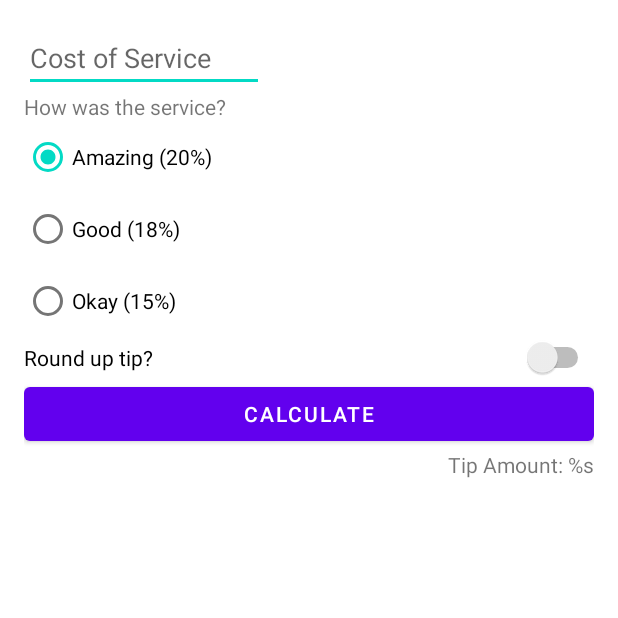
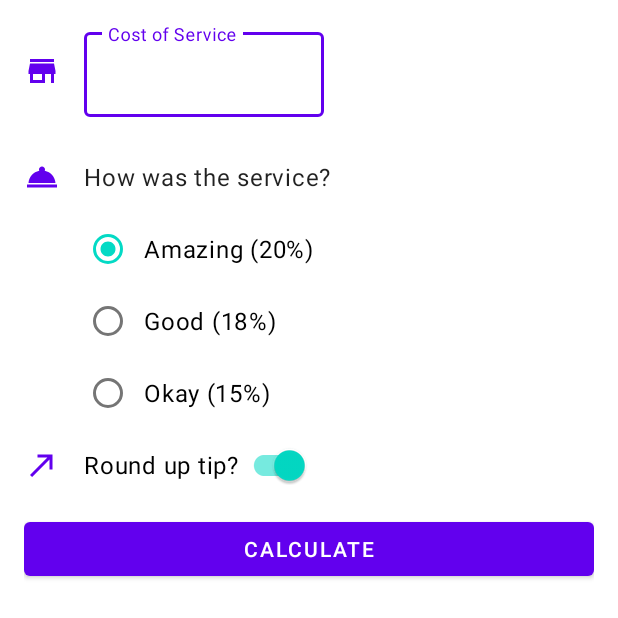
Before and after one commit to Dem1se/AndroidPlayground, an Android app: the layout activity_main.xml on its own in the app's theme, with its tools: preview values and no code run, on a phone screen of 412 x 824 dp. Shown: the top 618 px of the screen. Run offline under Robolectric (Android 15) with nearby library versions, the phone set to English and light mode, and no system bars.

Commit message:
Style Tips Calculator app to Material

```diff
--- a/TipsCalculator/app/src/main/java/com/dem1se/tipscalculator/MainActivity.kt
+++ b/TipsCalculator/app/src/main/java/com/dem1se/tipscalculator/MainActivity.kt
@@ -1,7 +1,11 @@
 package com.dem1se.tipscalculator
 
+import android.content.Context
 import androidx.appcompat.app.AppCompatActivity
 import android.os.Bundle
+import android.view.KeyEvent
+import android.view.View
+import android.view.inputmethod.InputMethodManager
 import com.dem1se.tipscalculator.databinding.ActivityMainBinding
 import java.text.NumberFormat
 import kotlin.math.ceil
@@ -14,12 +18,12 @@ class MainActivity : AppCompatActivity() {
         binding = ActivityMainBinding.inflate(layoutInflater)
         setContentView(binding.root)
 
-        binding.calculateButton.setOnClickListener{ calculateTip() }
-
+        binding.calculateButton.setOnClickListener { calculateTip() }
+        binding.costOfServiceText.setOnKeyListener { view, keyCode, _ -> handleKeyEvent(view, keyCode) }
     }
 
     private fun calculateTip() {
-        val cost = binding.costOfService.text.toString().toDoubleOrNull()
+        val cost = binding.costOfServiceText.text.toString().toDoubleOrNull()
         if (cost == null) {
             binding.tipAmount.text = ""
             return
@@ -37,4 +41,16 @@ class MainActivity : AppCompatActivity() {
         val formattedTip = NumberFormat.getCurrencyInstance().format(tip)
         binding.tipAmount.text = getString(R.string.tip_amount, formattedTip)
     }
+
+    private fun handleKeyEvent(view: View, keyCode: Int): Boolean {
+        if (keyCode == KeyEvent.KEYCODE_ENTER) {
+            // Hide the keyboard
+            val inputMethodManager =
+                getSystemService(Context.INPUT_METHOD_SERVICE) as InputMethodManager
+            inputMethodManager.hideSoftInputFromWindow(view.windowToken, 0)
+            return true
+        }
+        return false
+    }
+
 }
--- a/TipsCalculator/app/src/main/res/drawable-anydpi-v26/ic_launcher_foreground.xml
+++ b/TipsCalculator/app/src/main/res/drawable-anydpi-v26/ic_launcher_foreground.xml
@@ -1,4 +1,4 @@
-tor xmlns:android="http://schemas.android.com/apk/res/android"
+<vector xmlns:android="http://schemas.android.com/apk/res/android"
     android:width="108dp"
     android:height="108dp"
     android:viewportWidth="108"
--- /dev/null
+++ b/TipsCalculator/app/src/main/res/drawable/ic_round_up.xml
@@ -0,0 +1,11 @@
+<vector xmlns:android="http://schemas.android.com/apk/res/android"
+    android:width="24dp"
+    android:height="24dp"
+    android:autoMirrored="true"
+    android:tint="?attr/colorPrimary"
+    android:viewportWidth="24"
+    android:viewportHeight="24">
+    <path
+        android:fillColor="@android:color/white"
+        android:pathData="M9,5v2h6.59L4,18.59 5.41,20 17,8.41V15h2V5z" />
+</vector>
--- /dev/null
+++ b/TipsCalculator/app/src/main/res/drawable/ic_service.xml
@@ -0,0 +1,10 @@
+<vector xmlns:android="http://schemas.android.com/apk/res/android"
+    android:width="24dp"
+    android:height="24dp"
+    android:tint="?attr/colorPrimary"
+    android:viewportWidth="24"
+    android:viewportHeight="24">
+    <path
+        android:fillColor="@android:color/white"
+        android:pathData="M2,17h20v2L2,19zM13.84,7.79c0.1,-0.24 0.16,-0.51 0.16,-0.79 0,-1.1 -0.9,-2 -2,-2s-2,0.9 -2,2c0,0.28 0.06,0.55 0.16,0.79C6.25,8.6 3.27,11.93 3,16h18c-0.27,-4.07 -3.25,-7.4 -7.16,-8.21z" />
+</vector>
--- /dev/null
+++ b/TipsCalculator/app/src/main/res/drawable/ic_store.xml
@@ -0,0 +1,10 @@
+<vector xmlns:android="http://schemas.android.com/apk/res/android"
+    android:width="24dp"
+    android:height="24dp"
+    android:tint="?attr/colorPrimary"
+    android:viewportWidth="24"
+    android:viewportHeight="24">
+    <path
+        android:fillColor="@android:color/white"
+        android:pathData="M20,4L4,4v2h16L20,4zM21,14v-2l-1,-5L4,7l-1,5v2h1v6h10v-6h4v6h2v-6h1zM12,18L6,18v-4h6v4z" />
+</vector>
--- a/TipsCalculator/app/src/main/res/layout/activity_main.xml
+++ b/TipsCalculator/app/src/main/res/layout/activity_main.xml
@@ -1,36 +1,71 @@
 <?xml version="1.0" encoding="utf-8"?>
-<androidx.constraintlayout.widget.ConstraintLayout xmlns:android="http://schemas.android.com/apk/res/android"
+<ScrollView xmlns:android="http://schemas.android.com/apk/res/android"
     xmlns:app="http://schemas.android.com/apk/res-auto"
     xmlns:tools="http://schemas.android.com/tools"
     android:layout_width="match_parent"
-    android:layout_height="match_parent"
+    android:layout_height="match_parent">
+
+    <androidx.constraintlayout.widget.ConstraintLayout
+        android:layout_width="match_parent"
+        android:layout_height="wrap_content"
         android:padding="16dp"
         tools:context=".MainActivity">
 
-    <EditText
+        <ImageView
+            android:id="@+id/icon_cost_of_service"
+            android:layout_width="wrap_content"
+            android:layout_height="wrap_content"
+            android:importantForAccessibility="no"
+            app:layout_constraintBottom_toBottomOf="@id/cost_of_service"
+            app:layout_constraintStart_toStartOf="parent"
+            app:layout_constraintTop_toTopOf="@id/cost_of_service"
+            app:srcCompat="@drawable/ic_store" />
+
+        <com.google.android.material.textfield.TextInputLayout
             android:id="@+id/cost_of_service"
             android:layout_width="160dp"
             android:layout_height="wrap_content"
+            android:layout_marginStart="16dp"
             android:hint="@string/cost_of_service_hint"
-        android:inputType="numberDecimal"
+            android:importantForAccessibility="no"
+            app:layout_constraintStart_toEndOf="@id/icon_cost_of_service"
+            app:layout_constraintTop_toTopOf="parent">
+
+            <com.google.android.material.textfield.TextInputEditText
+                android:id="@+id/cost_of_service_text"
+                android:layout_width="match_parent"
+                android:layout_height="wrap_content"
+                android:inputType="numberDecimal" />
+
+        </com.google.android.material.textfield.TextInputLayout>
+
+        <ImageView
+            android:id="@+id/icon_service_question"
+            android:layout_width="wrap_content"
+            android:layout_height="wrap_content"
+            app:layout_constraintBottom_toBottomOf="@id/service_question"
             app:layout_constraintStart_toStartOf="parent"
-        app:layout_constraintTop_toTopOf="parent" />
+            app:layout_constraintTop_toTopOf="@id/service_question"
+            app:srcCompat="@drawable/ic_service" />
 
         <TextView
             android:id="@+id/service_question"
+            style="@style/Widget.TipCalculator.TextView"
             android:layout_width="wrap_content"
             android:layout_height="wrap_content"
+            android:layout_marginStart="16dp"
+            android:layout_marginTop="16dp"
             android:text="@string/service_question"
-        app:layout_constraintStart_toStartOf="parent"
+            app:layout_constraintStart_toEndOf="@id/icon_service_question"
             app:layout_constraintTop_toBottomOf="@id/cost_of_service" />
 
         <RadioGroup
             android:id="@+id/tip_options"
-        android:layout_width="match_parent"
+            android:layout_width="wrap_content"
             android:layout_height="wrap_content"
             android:checkedButton="@id/option_amazing"
             android:orientation="vertical"
-        app:layout_constraintStart_toStartOf="parent"
+            app:layout_constraintStart_toStartOf="@id/service_question"
             app:layout_constraintTop_toBottomOf="@id/service_question">
 
             <RadioButton
@@ -52,29 +87,46 @@
                 android:text="@string/option_okay" />
         </RadioGroup>
 
-    <Switch
+        <ImageView
+            android:id="@+id/icon_round_up"
+            android:layout_width="wrap_content"
+            android:layout_height="wrap_content"
+            app:layout_constraintBottom_toBottomOf="@id/rounding_switch"
+            app:layout_constraintStart_toStartOf="parent"
+            app:layout_constraintTop_toBottomOf="@id/tip_options"
+            app:layout_constraintTop_toTopOf="@id/rounding_switch"
+            app:srcCompat="@drawable/ic_round_up" />
+
+        <com.google.android.material.switchmaterial.SwitchMaterial
             android:id="@+id/rounding_switch"
-        android:layout_width="match_parent"
+            android:layout_width="wrap_content"
             android:layout_height="wrap_content"
+            android:layout_marginStart="16dp"
+            android:checked="true"
             android:text="@string/round_up_tip"
-        app:layout_constraintStart_toStartOf="parent"
+            app:layout_constraintStart_toEndOf="@id/icon_round_up"
             app:layout_constraintTop_toBottomOf="@id/tip_options" />
+
 
         <Button
             android:id="@+id/calculate_button"
             android:layout_width="match_parent"
             android:layout_height="wrap_content"
+            android:layout_marginTop="8dp"
             android:text="@string/calculate_button"
-        app:layout_constraintStart_toStartOf="parent"
+            app:layout_constraintStart_toStartOf="@id/rounding_switch"
             app:layout_constraintTop_toBottomOf="@id/rounding_switch" />
+
 
         <TextView
             android:id="@+id/tip_amount"
+            style="@style/Widget.TipCalculator.TextView"
             android:layout_width="wrap_content"
             android:layout_height="wrap_content"
-        android:text="@string/tip_amount"
+            android:layout_marginTop="8dp"
             app:layout_constraintEnd_toEndOf="parent"
             app:layout_constraintTop_toBottomOf="@id/calculate_button" />
 
 
     </androidx.constraintlayout.widget.ConstraintLayout>
+</ScrollView>
--- a/TipsCalculator/app/src/main/res/values-night/themes.xml
+++ b/TipsCalculator/app/src/main/res/values-night/themes.xml
@@ -12,5 +12,8 @@
         <!-- Status bar color. -->
         <item name="android:statusBarColor">?attr/colorPrimaryVariant</item>
         <!-- Customize your theme here. -->
+        <item name="textInputStyle">@style/Widget.MaterialComponents.TextInputLayout.OutlinedBox</item>
+        <item name="radioButtonStyle">@style/Widget.TipCalculator.CompoundButton.RadioButton</item>
+        <item name="switchStyle">@style/Widget.TipCalculator.CompoundButton.Switch</item>
     </style>
 </resources>
--- /dev/null
+++ b/TipsCalculator/app/src/main/res/values/dimens.xml
@@ -0,0 +1,4 @@
+<?xml version="1.0" encoding="utf-8"?>
+<resources>
+    <dimen name="min_text_height">48dp</dimen>
+</resources>
--- /dev/null
+++ b/TipsCalculator/app/src/main/res/values/styles.xml
@@ -0,0 +1,22 @@
+<?xml version="1.0" encoding="utf-8"?>
+<resources>
+    <style name="Widget.TipCalculator.TextView" parent="Widget.MaterialComponents.TextView">
+        <item name="android:minHeight">@dimen/min_text_height</item>
+        <item name="android:gravity">center</item>
+        <item name="android:textAppearance">?attr/textAppearanceBody1</item>
+    </style>
+
+    <style name="Widget.TipCalculator.CompoundButton.Switch" parent="Widget.MaterialComponents.CompoundButton.Switch">
+        <item name="android:minHeight">@dimen/min_text_height</item>
+        <item name="android:gravity">center_vertical</item>
+        <item name="android:textAppearance">?attr/textAppearanceBody1</item>
+    </style>
+
+    <style name="Widget.TipCalculator.CompoundButton.RadioButton"
+        parent="Widget.MaterialComponents.CompoundButton.RadioButton">
+        <item name="android:paddingStart">8dp</item>
+        <item name="android:textAppearance">?attr/textAppearanceBody1</item>
+    </style>
+
+
+</resources>
--- a/TipsCalculator/app/src/main/res/values/themes.xml
+++ b/TipsCalculator/app/src/main/res/values/themes.xml
@@ -12,5 +12,8 @@
         <!-- Status bar color. -->
         <item name="android:statusBarColor">?attr/colorPrimaryVariant</item>
         <!-- Customize your theme here. -->
+        <item name="textInputStyle">@style/Widget.MaterialComponents.TextInputLayout.OutlinedBox</item>
+        <item name="radioButtonStyle">@style/Widget.TipCalculator.CompoundButton.RadioButton</item>
+        <item name="switchStyle">@style/Widget.TipCalculator.CompoundButton.Switch</item>
     </style>
 </resources>
```
Lines whose indentation alone changed are shown as unchanged.
